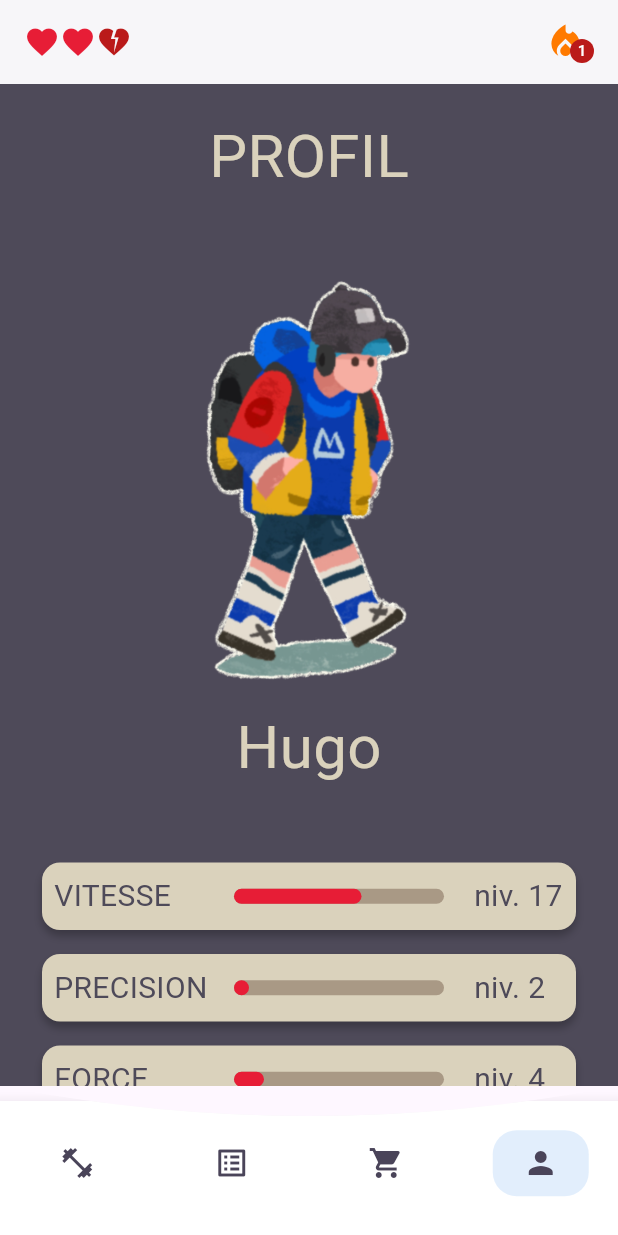
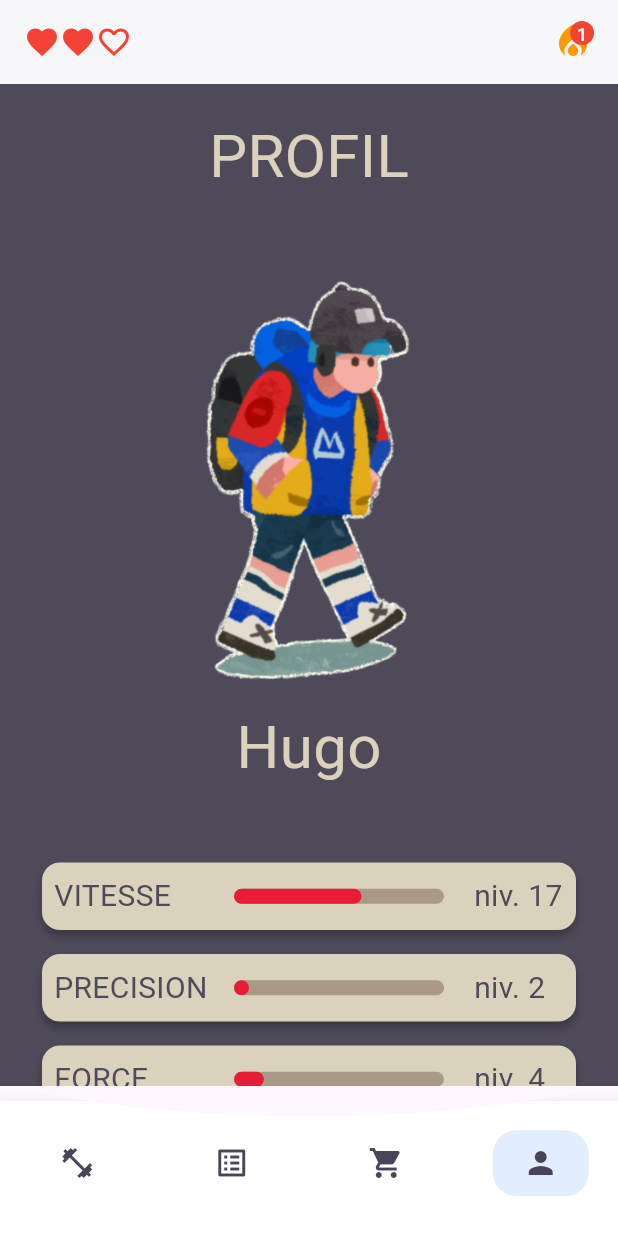
Before and after one commit to Playfit-app/Playfit, a Flutter app: the HomePage screen opened by its route, item 4 of the bottom bar chosen, on a phone screen of 412 x 824 dp. Run offline on Flutter 3.47's test engine with Material 3 defaults, Android fonts, the phone set to English and light mode, and no system bars; our stand-ins replace camera, flutter_dotenv, flutter_secure_storage, google_fonts, google_sign_in; missing offline and left inert: flame, google_ml_kit, google_mlkit_pose_detection; accounts and stored records are empty; Roboto replaces fonts that are missing (Amaranth).

Commit message:
Revert "style: correct colors and icons for top bar"
This reverts commit 63d3425129ecfb986d22830db294af9b2e8c68ec.

```diff
--- a/playfit-mobile/playfit/lib/components/top_bar.dart
+++ b/playfit-mobile/playfit/lib/components/top_bar.dart
@@ -10,26 +10,21 @@ class TopBar extends StatelessWidget {
       children: [
         Row(
           children: [
-            Icon(Icons.favorite, color: Color.fromARGB(255, 231, 29, 54)),
-            Icon(Icons.favorite, color: Color.fromARGB(255, 231, 29, 54)),
-            Icon(Icons.heart_broken, color: Color.fromARGB(255, 186, 26, 26)),
+            Icon(Icons.favorite, color: Colors.red),
+            Icon(Icons.favorite, color: Colors.red),
+            Icon(Icons.favorite_border, color: Colors.red),
           ],
         ),
         Stack(
           children: [
-            Padding(
-              padding: EdgeInsets.only(right: 5),
-              child: Icon(Icons.local_fire_department,
-                  color: Color.fromARGB(255, 255, 122, 0), size: 28),
-            ),
+            Icon(Icons.local_fire_department, color: Colors.orange, size: 28),
             Positioned(
               right: 0,
-              bottom: 0,
+              top: 0,
               child: CircleAvatar(
-                backgroundColor: Color.fromARGB(255, 186, 26, 26),
+                backgroundColor: Colors.red,
                 radius: 8,
-                child: Text('1',
-                    style: TextStyle(fontSize: 10, color: Colors.white)),
+                child: Text('1', style: TextStyle(fontSize: 12, color: Colors.white)),
               ),
             )
           ],
```
